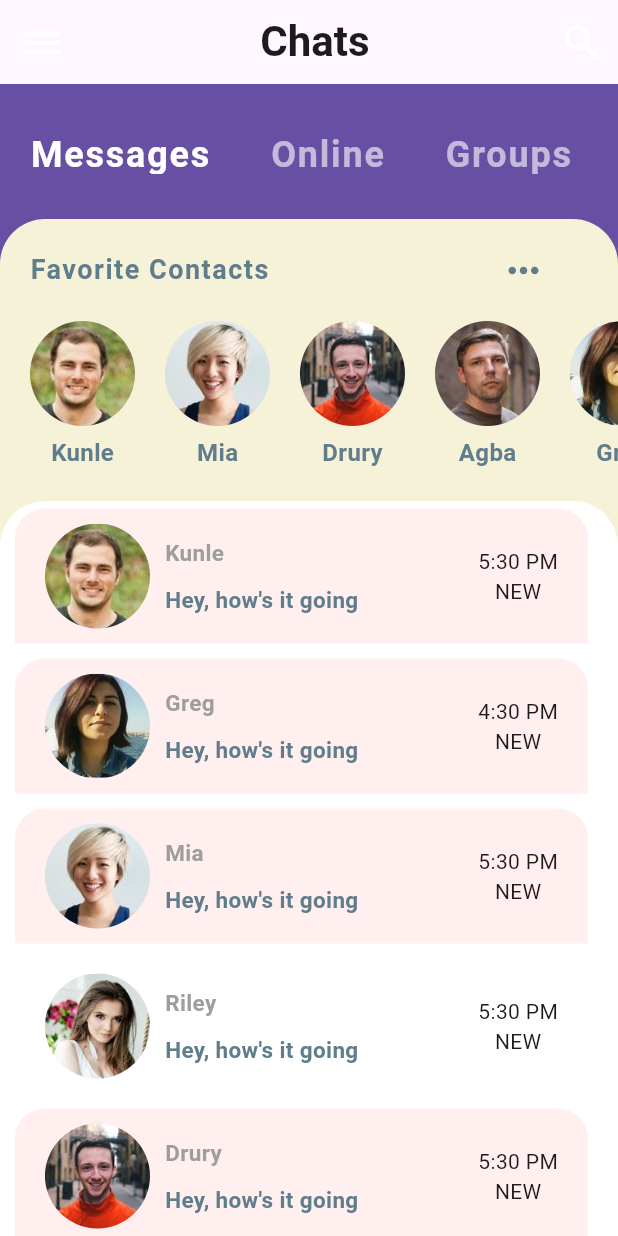
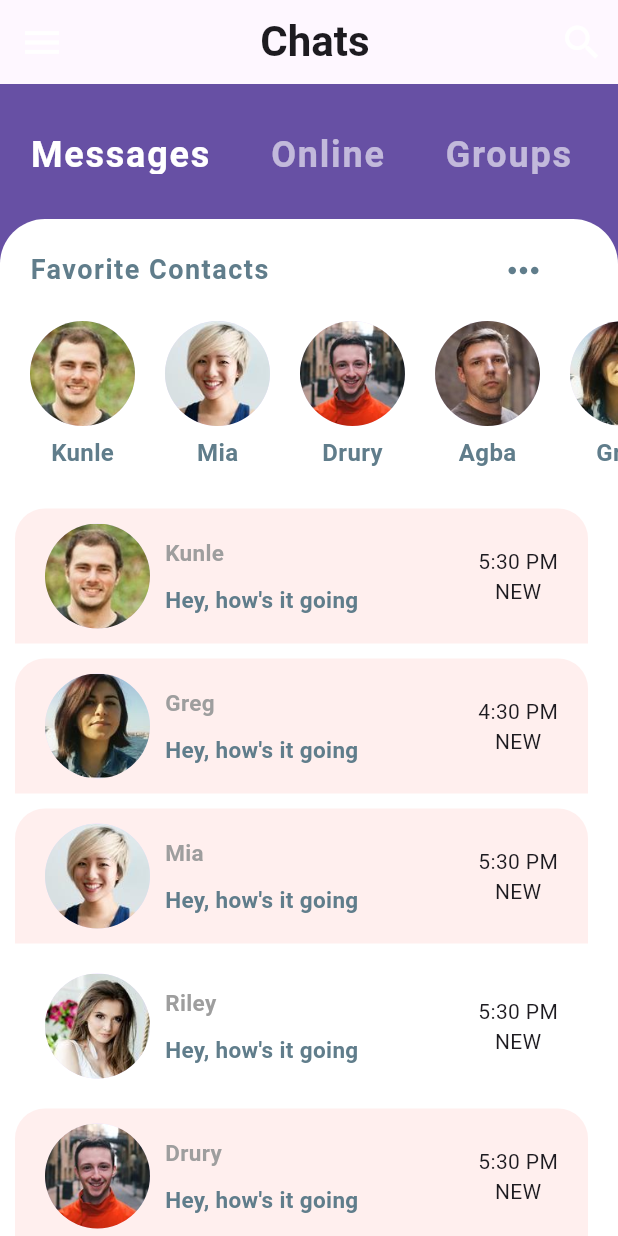
Before and after one commit to AdekunleAriyo/messaging_app_ui, a Flutter app: the screen it shows after launch, on a phone screen of 412 x 824 dp. Run offline on Flutter 3.47's test engine with Material 3 defaults, Android fonts, the phone set to English and light mode, and no system bars.

Commit message:
Last commit

```diff
--- a/lib/screens/home_screen.dart
+++ b/lib/screens/home_screen.dart
@@ -1,5 +1,3 @@
-import 'dart:convert';
-
 import 'package:flutter/material.dart';
 import 'package:messaging_app_ui/models/message_model.dart';
 import 'package:messaging_app_ui/widgets/category_selector.dart';
@@ -46,7 +44,7 @@ class HomeScreen extends StatelessWidget {
           Expanded(
             child: Container(
               decoration: BoxDecoration(
-                  color: const Color.fromARGB(255, 245, 242, 215),
+                  color: Colors.white,
                   borderRadius: BorderRadius.only(
                     topLeft: Radius.circular(30),
                     topRight: Radius.circular(30),
```
